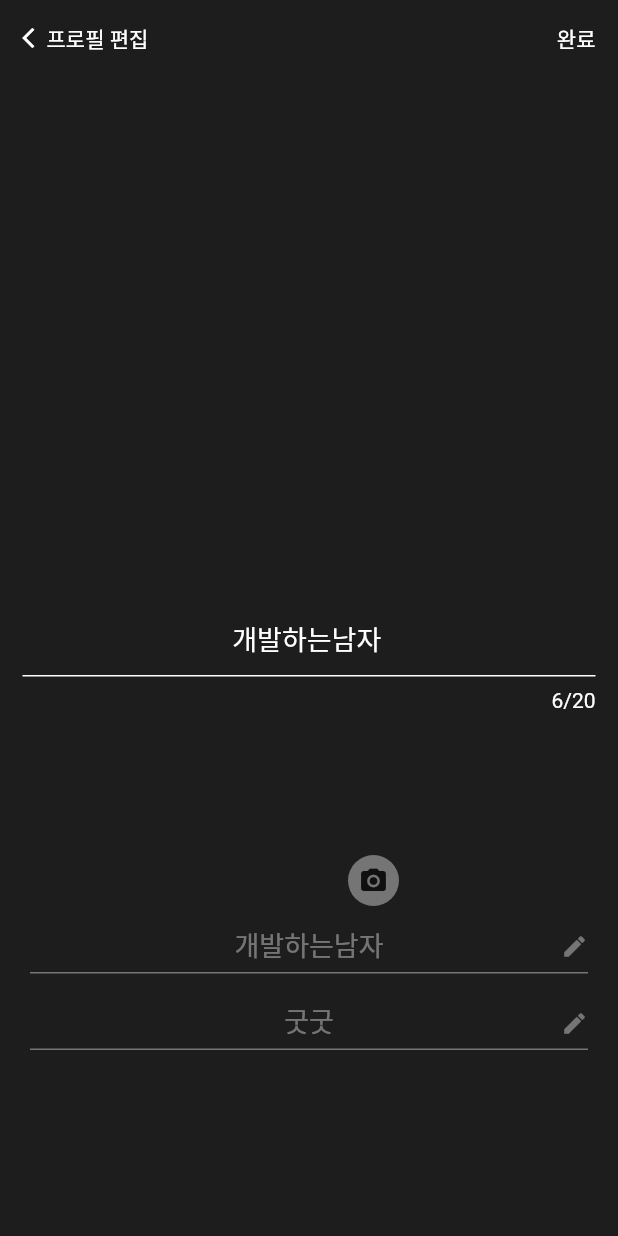
After one commit to AnJuHwan/flutter-kakao-profile, a Flutter app: the screen it shows after launch, after a tap on "프로필 편집", after a tap on "개발하는남자", on a phone screen of 412 x 824 dp. The commit adds this screen. Run offline on Flutter 3.47's test engine with Material 2 defaults, Android fonts, the phone set to English and light mode, and no system bars; our stand-ins replace get; network calls fail.

Commit message:
TextFiled name , discription dialog update

```diff
--- /dev/null
+++ b/lib/src/components/text_deitor_widget.dart
@@ -0,0 +1,98 @@
+import 'package:flutter/material.dart';
+import 'package:get/get.dart';
+
+class TextEditorWidget extends StatefulWidget {
+  final String text;
+  const TextEditorWidget({Key? key, required this.text}) : super(key: key);
+
+  @override
+  State<TextEditorWidget> createState() => _TextEditorWidgetState();
+}
+
+class _TextEditorWidgetState extends State<TextEditorWidget> {
+  TextEditingController? _textEditingController;
+
+  @override
+  void initState() {
+    // TODO: implement initState
+    super.initState();
+    _textEditingController = TextEditingController();
+    _textEditingController!.text = widget.text;
+  }
+
+  Widget _header() {
+    return Container(
+      padding: const EdgeInsets.all(15),
+      child: Row(
+        mainAxisAlignment: MainAxisAlignment.spaceBetween,
+        children: [
+          GestureDetector(
+            onTap: () {},
+            child: Row(
+              children: [
+                Icon(
+                  Icons.arrow_back_ios,
+                  color: Colors.white,
+                  size: 16,
+                ),
+                Text(
+                  '프로필 편집',
+                  style: TextStyle(
+                    fontSize: 14,
+                    color: Colors.white,
+                  ),
+                ),
+              ],
+            ),
+          ),
+          GestureDetector(
+            onTap: () {
+              Get.back(result: _textEditingController!.text);
+            },
+            child: Text(
+              '완료',
+              style: TextStyle(
+                fontSize: 14,
+                color: Colors.white,
+              ),
+            ),
+          ),
+        ],
+      ),
+    );
+  }
+
+  Widget _editTextField() {
+    return Center(
+      child: Padding(
+        padding: EdgeInsets.symmetric(horizontal: 15),
+        child: TextField(
+          controller: _textEditingController,
+          maxLength: 20,
+          textAlign: TextAlign.center,
+          style: TextStyle(fontSize: 18, color: Colors.white),
+          decoration: InputDecoration(
+            hintText: "개발하는남자",
+            hintStyle: TextStyle(fontSize: 18, color: Colors.white),
+            counterStyle: TextStyle(fontSize: 14, color: Colors.white),
+            enabledBorder: UnderlineInputBorder(
+              borderSide: BorderSide(color: Colors.white),
+            ),
+          ),
+        ),
+      ),
+    );
+  }
+
+  @override
+  Widget build(BuildContext context) {
+    return Dialog(
+      insetPadding: const EdgeInsets.all(0),
+      elevation: 0,
+      backgroundColor: Colors.transparent,
+      child: Column(
+        children: [_header(), Expanded(child: _editTextField())],
+      ),
+    );
+  }
+}
--- a/lib/src/controller/profile_controller.dart
+++ b/lib/src/controller/profile_controller.dart
@@ -1,7 +1,12 @@
 import 'package:get/get.dart';
+import 'package:kakao_profile/src/model/user_model.dart';
 
 class ProfileController extends GetxController {
   RxBool isEditMyProfile = false.obs;
+  Rx<UserModel> myProfile = UserModel(
+    name: '개발하는남자',
+    discription: '굿굿',
+  ).obs;
 
   @override
   void onInit() {
@@ -13,4 +18,16 @@ class ProfileController extends GetxController {
   void toggleEditProfile() {
     isEditMyProfile(!isEditMyProfile.value);
   }
+
+  void updateName(String updateName) {
+    myProfile.update((my) {
+      my!.name = updateName;
+    });
+  }
+
+  void updateDiscription(String updateDiscription) {
+    myProfile.update((my) {
+      my!.discription = updateDiscription;
+    });
+  }
 }
--- /dev/null
+++ b/lib/src/model/user_model.dart
@@ -0,0 +1,25 @@
+import 'dart:io';
+
+class UserModel {
+  String? uid;
+  String? docId;
+  String name;
+  String? discription;
+  String? avatarUrl;
+  String? backgroundUrl;
+  File? avatarFile;
+  File? backgroundFile;
+  DateTime? lastLoginTime;
+  DateTime? createdTime;
+
+  UserModel({
+    this.uid,
+    this.docId,
+    required this.name,
+    this.discription,
+    this.avatarUrl,
+    this.backgroundUrl,
+    this.lastLoginTime,
+    this.createdTime,
+  });
+}
--- a/lib/src/profile.dart
+++ b/lib/src/profile.dart
@@ -1,5 +1,6 @@
 import 'package:flutter/material.dart';
 import 'package:get/get.dart';
+import 'package:kakao_profile/src/components/text_deitor_widget.dart';
 import 'package:kakao_profile/src/controller/profile_controller.dart';
 
 class Profile extends GetView<ProfileController> {
@@ -232,14 +233,30 @@ class Profile extends GetView<ProfileController> {
 
   Widget _editProfileInfo() {
     return Padding(
-      padding: const EdgeInsets.symmetric(horizontal: 20),
-      child: Column(
-        children: [
-          _partProfileInfo('개발하는남자 ', () {}),
-          _partProfileInfo('구독과 좋아요~! 부탁드립니다. ', () {}),
-        ],
-      ),
-    );
+        padding: const EdgeInsets.symmetric(horizontal: 20),
+        child: Obx(
+          () => Column(
+            children: [
+              _partProfileInfo(controller.myProfile.value.name, () async {
+                String value = await Get.dialog(TextEditorWidget(
+                  text: controller.myProfile.value.name,
+                ));
+                if (value != null) {
+                  controller.updateName(value);
+                }
+              }),
+              _partProfileInfo(controller.myProfile.value.discription!,
+                  () async {
+                String value = await Get.dialog(TextEditorWidget(
+                  text: controller.myProfile.value.discription!,
+                ));
+                if (value != null) {
+                  controller.updateDiscription(value);
+                }
+              }),
+            ],
+          ),
+        ));
   }
 
   Widget _myProfile() {
@@ -266,6 +283,7 @@ class Profile extends GetView<ProfileController> {
   Widget build(BuildContext context) {
     return Scaffold(
       backgroundColor: const Color(0xff3f3f3f),
+      resizeToAvoidBottomInset: false,
       body: Container(
         child: Stack(
           children: [
```
